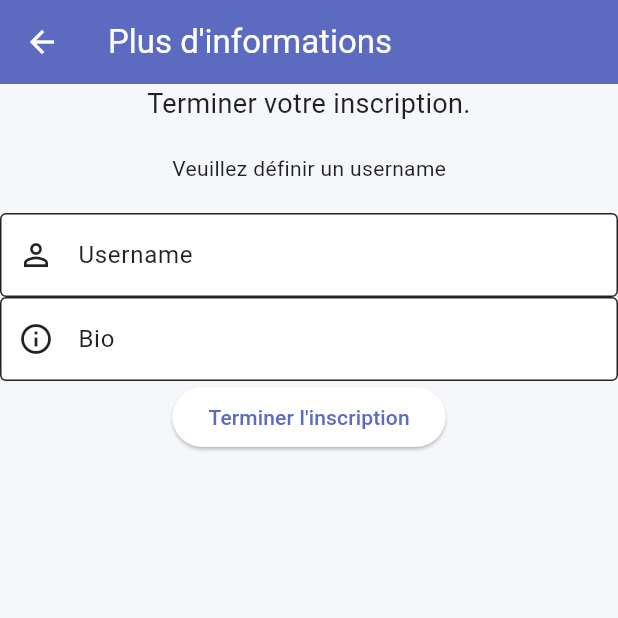
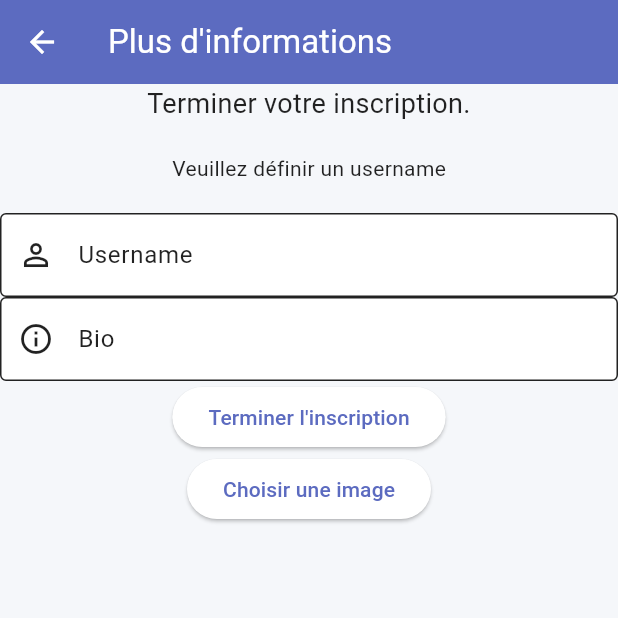
Before and after one commit to conseil-benjamin/dreamary_flutter, a Flutter app: the MoreInformations screen opened by its route, on a phone screen of 412 x 824 dp, the top half of it. Run offline on Flutter 3.47's test engine with Material 3 defaults, Android fonts, the light colour scheme and no system bars; our stand-ins replace animate_do, cloud_firestore, firebase_auth, firebase_core, flutter_riverpod, google_sign_in and 3 more; missing offline and left inert: dart:ffi; accounts and stored records are empty; network calls fail.

Commit message:
feat: implement image picker in moreInformations.dart screen

```diff
--- a/lib/features/auth/moreInformationAfterRegister/page/moreInformations.dart
+++ b/lib/features/auth/moreInformationAfterRegister/page/moreInformations.dart
@@ -1,8 +1,11 @@
+import 'dart:io';
+
 import 'package:dreamary_flutter/viewModels/userViewModel.dart';
 import 'package:firebase_auth/firebase_auth.dart';
 import 'package:flutter/cupertino.dart';
 import 'package:flutter/material.dart';
 import 'package:flutter_riverpod/flutter_riverpod.dart';
+import 'package:image_picker/image_picker.dart';
 import 'package:shared_preferences/shared_preferences.dart';
 
 class MoreInformations extends ConsumerWidget{
@@ -10,10 +13,12 @@ class MoreInformations extends ConsumerWidget{
 
   @override
   Widget build(BuildContext context, WidgetRef ref) {
+
     var username = "";
     var bio = "";
     final user = FirebaseAuth.instance.currentUser;
     Userviewmodel usermodel = Userviewmodel();
+    File ? imageFile;
 
     return Scaffold(
       appBar: AppBar(
@@ -73,9 +78,45 @@ class MoreInformations extends ConsumerWidget{
               },
               child: Text("Terminer l'inscription"),
             ),
+            MyImagePickerWidget(),
           ],
         )
       ),
     );
   }
 }
+
+class MyImagePickerWidget extends StatefulWidget {
+  @override
+  _MyImagePickerWidgetState createState() => _MyImagePickerWidgetState();
+}
+
+class _MyImagePickerWidgetState extends State<MyImagePickerWidget> {
+  File? image;
+
+  Future<void> _pickImageFromGallery() async {
+    final returnImage = await ImagePicker().pickImage(
+      source: ImageSource.gallery,
+      imageQuality: 50,
+    );
+
+    if (returnImage != null) {
+      setState(() {
+        image = File(returnImage.path);
+      });
+    }
+  }
+
+  @override
+  Widget build(BuildContext context) {
+    return Column(
+      children: [
+        ElevatedButton(
+          onPressed: _pickImageFromGallery,
+          child: Text("Choisir une image"),
+        ),
+        if (image != null) Image.file(image!),
+      ],
+    );
+  }
+}
--- a/lib/features/splashScreen/splashScreen.dart
+++ b/lib/features/splashScreen/splashScreen.dart
@@ -1,3 +1,4 @@
+import 'package:dreamary_flutter/features/auth/moreInformationAfterRegister/page/moreInformations.dart';
 import 'package:dreamary_flutter/features/homeScreen/presentation/page/homeScreen.dart';
 import 'package:firebase_auth/firebase_auth.dart';
 import 'package:flutter/material.dart';
@@ -19,7 +20,7 @@ class SplashScreen extends StatelessWidget {
 
         final isLoggedIn = snapshot.data == true;
 
-        return isLoggedIn ? const Homescreen() : const LoginScreen();
+        return isLoggedIn ? const MoreInformations() : const LoginScreen();
       },
     );
   }
--- a/pubspec.yaml
+++ b/pubspec.yaml
@@ -42,6 +42,7 @@ dependencies:
   flutter_riverpod: ^2.6.1
   intl: ^0.20.2
   shared_preferences: ^2.5.3
+  image_picker: ^1.1.2
 
 dev_dependencies:
   flutter_test:
```
Also changed, not shown: pubspec.lock.
